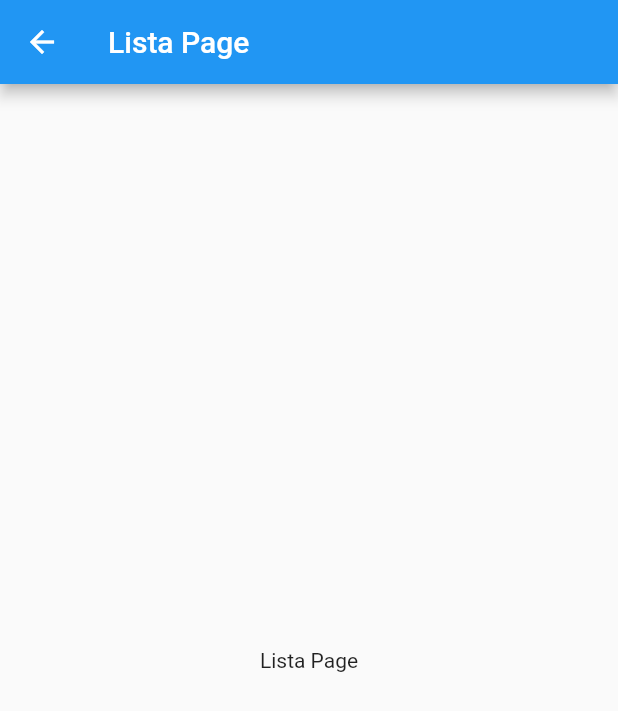
After one commit to bryansrm/flutter_components, a Flutter app: the ListPage screen opened by its route, on a phone screen of 412 x 824 dp. The commit adds this screen. Shown: the top 711 px of the screen. Run offline on Flutter 3.47's test engine with Material 2 defaults, Android fonts, the phone set to English and light mode, and no system bars.

Commit message:
se agrega listview

```diff
--- a/data/menu_opts.json
+++ b/data/menu_opts.json
@@ -30,6 +30,11 @@
             "ruta" : "slider",
             "icon" : "tune",
             "texto": "Sliders"
+        },
+        {
+            "ruta" : "list",
+            "icon" : "list",
+            "texto": "Listas y Scroll"
         }
     ]
 }
--- /dev/null
+++ b/lib/src/pages/listview_page.dart
@@ -0,0 +1,41 @@
+import 'package:flutter/material.dart';
+
+class ListPage extends StatefulWidget {
+  @override
+  _ListPageState createState() => _ListPageState();
+}
+
+class _ListPageState extends State<ListPage> {
+
+  Lis<int> _listaNumeros = [1,2,3,4,5];
+
+  @override
+  Widget build(BuildContext context) {
+    return Scaffold(
+      appBar: AppBar(
+        title: Text('Lista Page'),
+      ),
+      body: Center(
+        child: Text('Lista Page'),
+      ),
+    );
+  }
+
+  Widget _crearLista(){
+
+    return ListView.builder(
+      itemCount: _listaNumeros.length,
+      itemBuilder: ( context, index ){
+
+        final imagen = _listaNumeros[index];
+
+        return FadeInImage(
+          image: NetworkImage('https://picsum.photos/500/300/?image=$imagen'),,
+          placeholder: AssetImage('assets/jar-loading'),
+        );
+      },
+    );
+
+  }
+
+}
--- a/lib/src/routes/routes.dart
+++ b/lib/src/routes/routes.dart
@@ -7,6 +7,7 @@ import 'package:componentes/src/pages/card_page.dart';
 import 'package:componentes/src/pages/animated_container.dart';
 import 'package:componentes/src/pages/input_page.dart';
 import 'package:componentes/src/pages/slider_page.dart';
+import 'package:componentes/src/pages/listview_page.dart';
 
 Map<String, WidgetBuilder> getApplicationRoutes(){
   return <String, WidgetBuilder>{
@@ -17,5 +18,6 @@ Map<String, WidgetBuilder> getApplicationRoutes(){
     'animatedContainer'    : ( context ) => AnimatedContainerPage(),
     'inputs'    : ( context ) => InputPage(),
     'slider'    : ( context ) => SliderPage(),
+    'list'     : ( context ) => ListPage(),
   };
 }
--- a/lib/src/utils/icono_string_util.dart
+++ b/lib/src/utils/icono_string_util.dart
@@ -7,6 +7,7 @@ final _icons = <String, IconData>{
   'donut_large'   : Icons.donut_large,
   'input'         : Icons.input,
   'tune'          : Icons.tune,
+  'list'          : Icons.list,
 };
 
 Icon getIcon( String nombreIcono ) => Icon( _icons[nombreIcono], color: Colors.blue );
```
